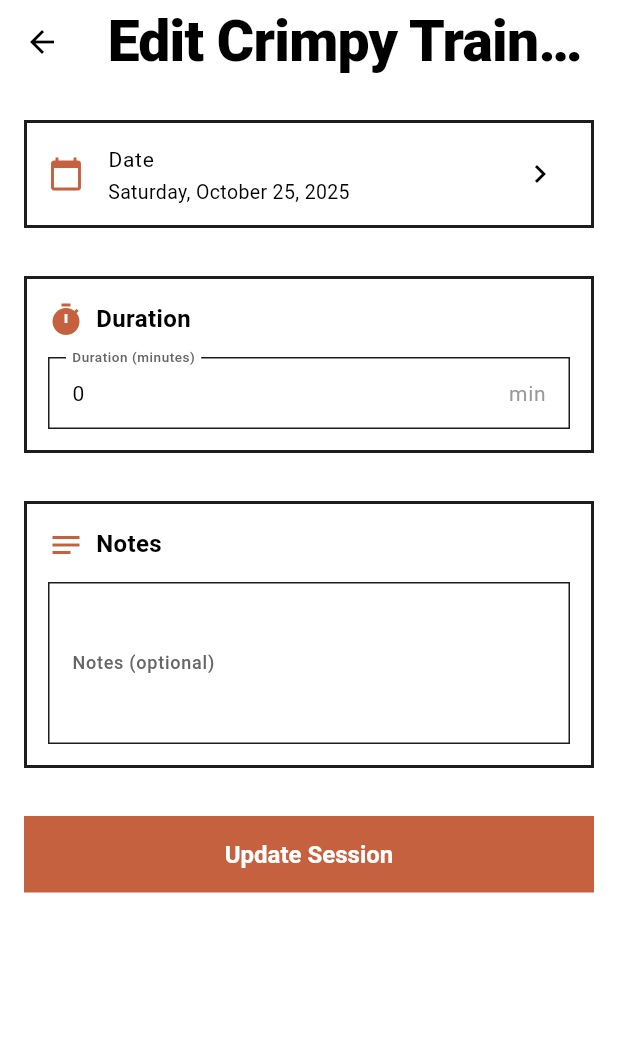
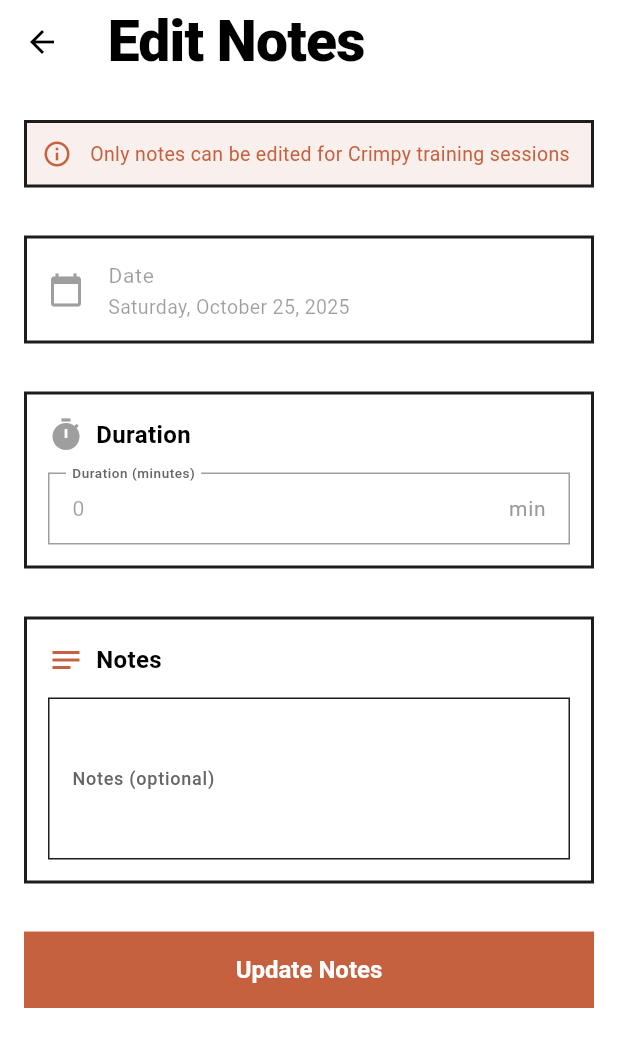
Before and after one commit to Krakoer/crimpy-app, a Flutter app: the EditSessionScreen screen opened directly with empty values, on a phone screen of 412 x 824 dp. Shown: the top 1047 px of the screen. Run offline on Flutter 3.47's test engine with Material 3 defaults, Android fonts, the light colour scheme and no system bars; our stand-ins replace audioplayers, dotted_border, drift, flutter_blue_plus, flutter_riverpod, flutter_speed_dial and 4 more; accounts and stored records are empty; generated files the repository leaves out were written again; Roboto replaces fonts that are missing (JetBrainsMono); project files that could hold a hidden picture were left out.

Commit message:
Add the ability to edit notes for crimpy trainings

```diff
--- a/lib/views/screens/home_screen/edit_session_screen.dart
+++ b/lib/views/screens/home_screen/edit_session_screen.dart
@@ -38,10 +38,15 @@ class _EditSessionScreenState extends ConsumerState<EditSessionScreen> {
   @override
   Widget build(BuildContext context) {
     final color = Color(widget.session.sessionType.colorValue);
+    final isCrimpySession = widget.session.sessionType == SessionType.crimpy;
 
     return Scaffold(
       appBar: AppBar(
-        title: Text('Edit ${widget.session.sessionType.displayName}'),
+        title: Text(
+          isCrimpySession
+              ? 'Edit Notes'
+              : 'Edit ${widget.session.sessionType.displayName}',
+        ),
       ),
       body: SingleChildScrollView(
         padding: const EdgeInsets.all(16),
@@ -50,21 +55,49 @@ class _EditSessionScreenState extends ConsumerState<EditSessionScreen> {
           child: Column(
             crossAxisAlignment: CrossAxisAlignment.stretch,
             children: [
-              // Date picker
+              // Info message for Crimpy sessions
+              if (isCrimpySession) ...[
+                Card(
+                  color: color.withValues(alpha: 0.1),
+                  child: Padding(
+                    padding: const EdgeInsets.all(12),
+                    child: Row(
+                      children: [
+                        Icon(Icons.info_outline, color: color, size: 20),
+                        const SizedBox(width: 12),
+                        Expanded(
+                          child: Text(
+                            'Only notes can be edited for Crimpy training sessions',
+                            style: TextStyle(fontSize: 13, color: color),
+                          ),
+                        ),
+                      ],
+                    ),
+                  ),
+                ),
+                const SizedBox(height: 16),
+              ],
+
+              // Date picker (disabled for Crimpy sessions)
               Card(
                 child: ListTile(
-                  leading: Icon(Icons.calendar_today, color: color),
+                  enabled: !isCrimpySession,
+                  leading: Icon(
+                    Icons.calendar_today,
+                    color: isCrimpySession ? Colors.grey : color,
+                  ),
                   title: const Text('Date'),
                   subtitle: Text(
                     DateFormat('EEEE, MMMM d, y').format(_selectedDate),
                   ),
-                  trailing: const Icon(Icons.chevron_right),
-                  onTap: _selectDate,
+                  trailing:
+                      isCrimpySession ? null : const Icon(Icons.chevron_right),
+                  onTap: isCrimpySession ? null : _selectDate,
                 ),
               ),
               const SizedBox(height: 16),
 
-              // Duration input
+              // Duration input (disabled for Crimpy sessions)
               Card(
                 child: Padding(
                   padding: const EdgeInsets.all(16),
@@ -73,7 +106,10 @@ class _EditSessionScreenState extends ConsumerState<EditSessionScreen> {
                     children: [
                       Row(
                         children: [
-                          Icon(Icons.timer, color: color),
+                          Icon(
+                            Icons.timer,
+                            color: isCrimpySession ? Colors.grey : color,
+                          ),
                           const SizedBox(width: 8),
                           const Text(
                             'Duration',
@@ -86,6 +122,7 @@ class _EditSessionScreenState extends ConsumerState<EditSessionScreen> {
                       ),
                       const SizedBox(height: 12),
                       TextFormField(
+                        enabled: !isCrimpySession,
                         initialValue: _durationMinutes.toString(),
                         decoration: const InputDecoration(
                           labelText: 'Duration (minutes)',
@@ -95,7 +132,10 @@ class _EditSessionScreenState extends ConsumerState<EditSessionScreen> {
                         inputFormatters: [
                           FilteringTextInputFormatter.digitsOnly,
                         ],
-                        validator: (value) {
+                        validator:
+                            isCrimpySession
+                                ? null
+                                : (value) {
                                   if (value == null || value.isEmpty) {
                                     return 'Please enter a duration';
                                   }
@@ -106,7 +146,9 @@ class _EditSessionScreenState extends ConsumerState<EditSessionScreen> {
                                   return null;
                                 },
                         onSaved: (value) {
+                          if (!isCrimpySession) {
                             _durationMinutes = int.parse(value!);
+                          }
                         },
                       ),
                     ],
@@ -158,9 +200,12 @@ class _EditSessionScreenState extends ConsumerState<EditSessionScreen> {
                   backgroundColor: color,
                   padding: const EdgeInsets.symmetric(vertical: 16),
                 ),
-                child: const Text(
-                  'Update Session',
-                  style: TextStyle(fontSize: 16, fontWeight: FontWeight.w600),
+                child: Text(
+                  isCrimpySession ? 'Update Notes' : 'Update Session',
+                  style: const TextStyle(
+                    fontSize: 16,
+                    fontWeight: FontWeight.w600,
+                  ),
                 ),
               ),
             ],
--- a/lib/views/screens/home_screen/history/session_detail_screen.dart
+++ b/lib/views/screens/home_screen/history/session_detail_screen.dart
@@ -24,8 +24,7 @@ class SessionDetailScreen extends ConsumerWidget {
       appBar: AppBar(
         title: Text(session.name),
         actions: [
-          // Show edit button for non-crimpy sessions
-          if (session.sessionType != SessionType.crimpy)
+          // Show edit button for all sessions
           IconButton(
             icon: const Icon(Icons.edit),
             onPressed: () => _handleMenuAction(context, 'edit', ref),
@@ -34,7 +33,6 @@ class SessionDetailScreen extends ConsumerWidget {
             onSelected: (value) => _handleMenuAction(context, value, ref),
             itemBuilder:
                 (context) => [
-                  if (session.sessionType != SessionType.crimpy)
                   const PopupMenuItem(
                     value: 'edit',
                     child: Row(
```
Lines whose indentation alone changed are shown as unchanged.
